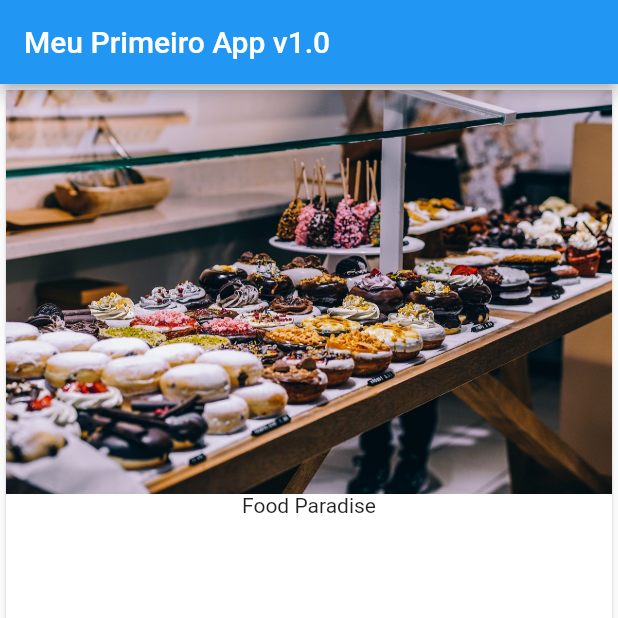
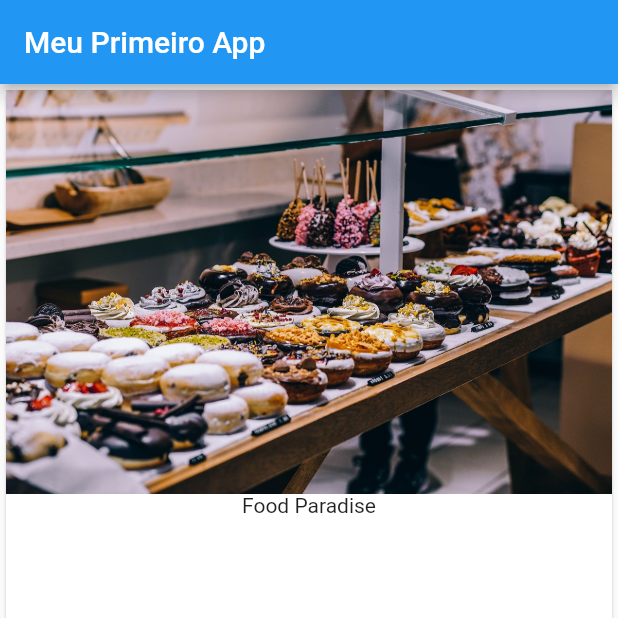
Before and after one commit to 1brt/flutter_app, a Flutter app: the screen it shows after launch, on a phone screen of 412 x 824 dp, the top half of it. Run offline on Flutter 3.47's test engine with Material 2 defaults, Android fonts, the phone set to English and light mode, and no system bars.

Commit message:
Update main.dart

```diff
--- a/lib/main.dart
+++ b/lib/main.dart
@@ -8,7 +8,7 @@ class MyApp extends StatelessWidget {
     return MaterialApp(
       home: Scaffold(
         appBar: AppBar(
-          title: Text('Meu Primeiro App v1.0'),
+          title: Text('Meu Primeiro App'),
         ),
         body: Card(
           child: Column(
```
